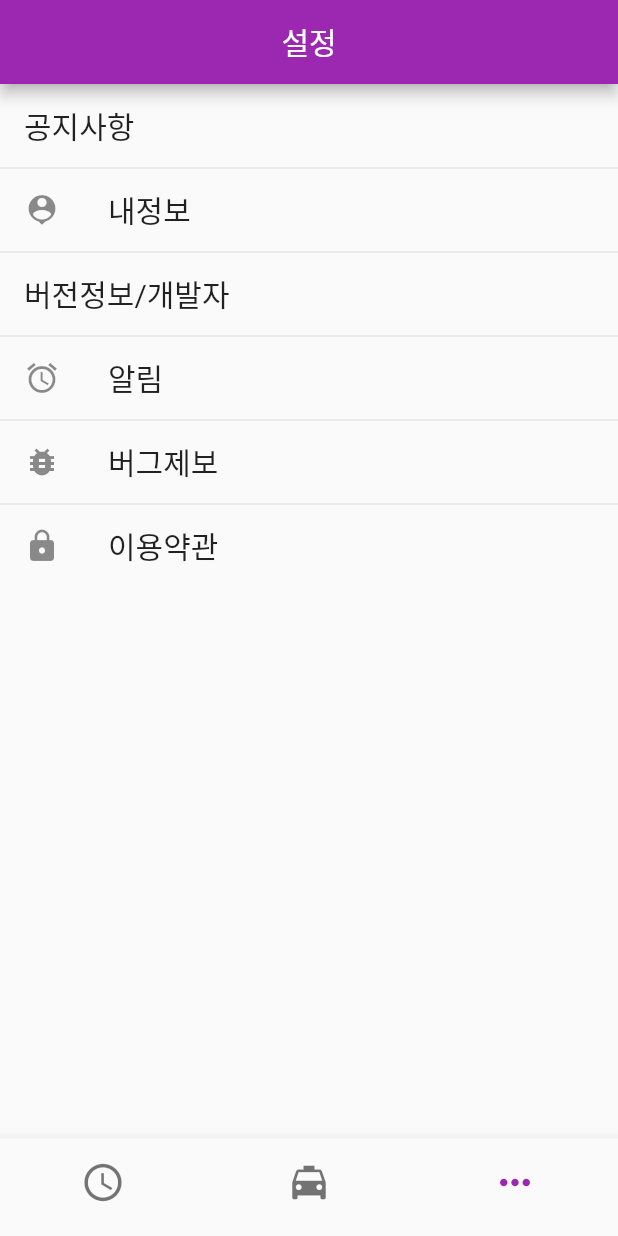
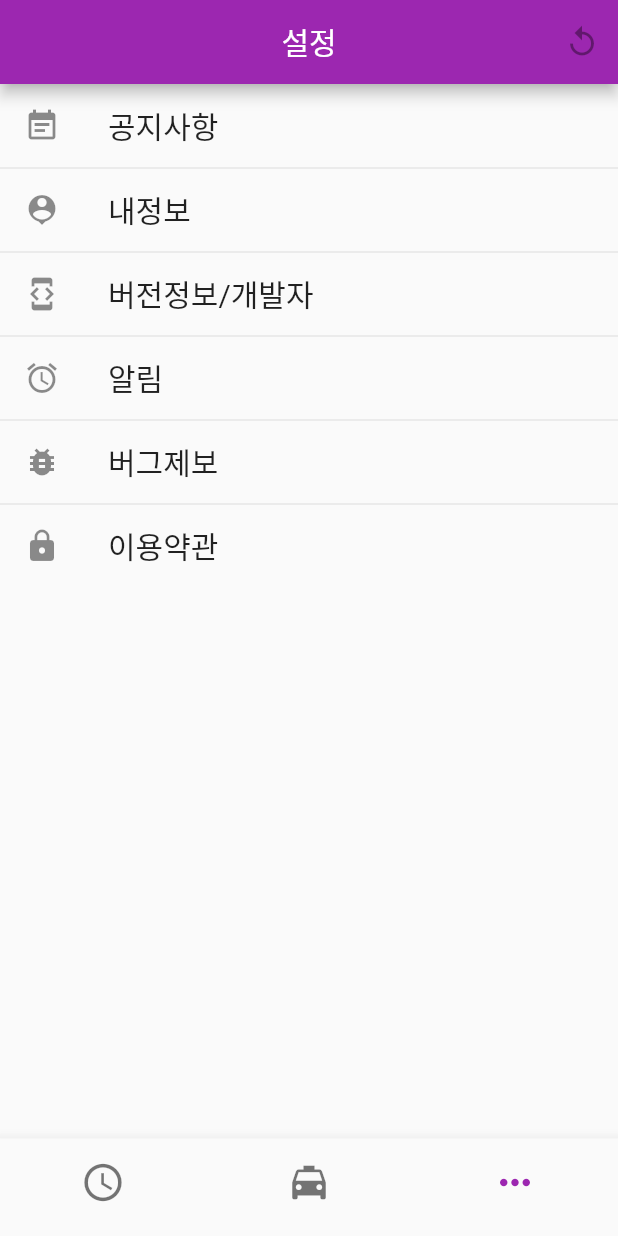
Before and after one commit to JangJuMan/iTaxi3.0, a Flutter app: the MainScreen screen opened by its route, item 3 of the bottom bar chosen, on a phone screen of 412 x 824 dp. Run offline on Flutter 3.47's test engine with Material 2 defaults, Android fonts, the phone set to English and light mode, and no system bars; our stand-ins replace fluttertoast.

Commit message:
설정: 안드로이드 버전 뒤로가기 수정(새로운 탭에서 띄우는 방법으로 변경), setting.dart 코드정리

```diff
--- a/lib/mainScreen.dart
+++ b/lib/mainScreen.dart
@@ -160,7 +160,7 @@ class _MainScreenState extends State<MainScreen> {
 
           TimeLine(),
           TaxiCarList(onNext: _next,),
-          Settings(),
+          Settings(onNext: _next,),
         ].elementAt(index);
       },
     };
--- a/lib/settings/setting.dart
+++ b/lib/settings/setting.dart
@@ -26,11 +26,19 @@ import 'logout.dart';
 // }
 
 class Settings extends StatefulWidget {
+  final Function onNext;
+
+  const Settings({Key key, this.onNext}) : super(key: key);
+
   @override
-  _SettingsState createState() => _SettingsState();
+  _SettingsState createState() => _SettingsState(onNext);
 }
 
 class _SettingsState extends State<Settings> {
+  final Function onNext;
+
+  _SettingsState(this.onNext);
+
   @override
   Widget build(BuildContext context) {
     return Scaffold(
@@ -38,101 +46,134 @@ class _SettingsState extends State<Settings> {
         centerTitle: true,
         title: Text('설정',),
         actions: [
+          // TODO: 아이콘이 로드가 안되서 그냥 보이는거 아무거나 넣었습니다.
           // IconButton(
           //   icon: Icon(Icons.logout),
           // )
+          IconButton(
+            icon: Icon(Icons.replay),
+          )
         ],
       ),
-      body: BodyLayout(),
+      body: _myListView(),
+    );
+  }
+
+  Widget _myListView(){
+    return ListView(
+      children: ListTile.divideTiles(
+        context: context,
+        tiles: [
+          // 아이콘 내맘대로 한거임 바꿔도 됨!
+          _comp_listTile(Icons.event_note, '공지사항', UpdateInfo()),
+          _comp_listTile(Icons.person_pin, '내정보', MyInfo()),
+          _comp_listTile(Icons.developer_mode, '버전정보/개발자', Version()),
+          _comp_listTile(Icons.access_alarm, '알림', Alarm()),
+          _comp_listTile(Icons.bug_report, '버그제보', Bug()),
+          _comp_listTile(Icons.lock, '이용약관', TermsOfService()),
+        ],
+      ).toList(),
+    );
+  }
+
+  // ignore: non_constant_identifier_names
+  ListTile _comp_listTile(icon, text, next){
+    return ListTile(
+        leading: Icon(icon),
+        title: Text(text, style: TextStyle(fontSize: 20)),
+        onTap: () {
+          // 하단 네비게이터 없게 하기
+          onNext(next);
+        }
     );
   }
 }
 
 
 
-class BodyLayout extends StatelessWidget {
-  @override
-  Widget build(BuildContext context) {
-    return _myListView(context);
-  }
-}
-
-Widget _myListView(BuildContext context) {
-  return ListView(
-    children: ListTile.divideTiles(
-      context: context,
-      tiles: [
-        ListTile(
-          // leading: Icon(Icons.notes_rounded),
-          title: Text('공지사항',
-              style: TextStyle(fontSize: 20)),
-          onTap: () {
-            // Navigator.push(context, MaterialPageRoute(builder: (context) => ChatScreen()));
-            // Navigator.pushNamed(context, 'UpdateInfo');
-
-            Navigator.push(
-              context,
-              MaterialPageRoute(builder: (context) => UpdateInfo()),
-            );
-          },
-        ),
-        ListTile(
-          leading: Icon(Icons.person_pin),
-          title: Text('내정보',
-              style: TextStyle(fontSize: 20)),
-          onTap: () {
-            Navigator.push(
-              context,
-              MaterialPageRoute(builder: (context) => MyInfo()),
-            );
-          },
-        ),
-        ListTile(
-          // leading: Icon(Icons.privacy_tip_rounded),
-          title: Text('버전정보/개발자',
-              style: TextStyle(fontSize: 20)),
-          onTap: () {
-            Navigator.push(
-              context,
-              MaterialPageRoute(builder: (context) => Version()),
-            );
-          },
-        ),
-        ListTile(
-            leading: Icon(Icons.access_alarm),
-            title: Text('알림',
-                style: TextStyle(fontSize: 20)),
-            onTap: () {
-              Navigator.push(
-                  context,
-                  MaterialPageRoute(builder: (context) => Alarm())
-              );
-            }
-        ),
-        ListTile(
-            leading: Icon(Icons.bug_report),
-            // leading: Icon(Icons.bug_report_outlined),
-            title: Text('버그제보',
-                style: TextStyle(fontSize: 20)),
-            onTap: () {
-              Navigator.push(
-                  context,
-                  MaterialPageRoute(builder: (context) => Bug())
-              );
-            }
-        ),
-        ListTile(
-            leading: Icon(Icons.lock),
-            title: Text('이용약관',
-                style: TextStyle(fontSize: 20)),
-            onTap: () {
-              Navigator.push(
-                  context,
-                  MaterialPageRoute(builder: (context) => TermsOfService())
-              );
-            }
-        ),
-      ],
-    ).toList(),
-  );
-}
+// class BodyLayout extends StatelessWidget {
+//   @override
+//   Widget build(BuildContext context) {
+//     return _myListView(context);
+//   }
+// }
+//
+// Widget _myListView(BuildContext context) {
+//   return ListView(
+//     children: ListTile.divideTiles(
+//       context: context,
+//       tiles: [
+//         ListTile(
+//           // leading: Icon(Icons.notes_rounded),
+//           title: Text('공지사항',
+//               style: TextStyle(fontSize: 20)),
+//           onTap: () {
+//             // Navigator.push(context, MaterialPageRoute(builder: (context) => ChatScreen()));
+//             // Navigator.pushNamed(context, 'UpdateInfo');
+//
+//             Navigator.push(
+//               context,
+//               MaterialPageRoute(builder: (context) => UpdateInfo()),
+//             );
+//           },
+//         ),
+//         ListTile(
+//           leading: Icon(Icons.person_pin),
+//           title: Text('내정보',
+//               style: TextStyle(fontSize: 20)),
+//           onTap: () {
+//             Navigator.push(
+//               context,
+//               MaterialPageRoute(builder: (context) => MyInfo()),
+//             );
+//           },
+//         ),
+//         ListTile(
+//           // leading: Icon(Icons.privacy_tip_rounded),
+//           title: Text('버전정보/개발자',
+//               style: TextStyle(fontSize: 20)),
+//           onTap: () {
+//             Navigator.push(
+//               context,
+//               MaterialPageRoute(builder: (context) => Version()),
+//             );
+//           },
+//         ),
+//         ListTile(
+//             leading: Icon(Icons.access_alarm),
+//             title: Text('알림',
+//                 style: TextStyle(fontSize: 20)),
+//             onTap: () {
+//               Navigator.push(
+//                   context,
+//                   MaterialPageRoute(builder: (context) => Alarm())
+//               );
+//             }
+//         ),
+//         ListTile(
+//             leading: Icon(Icons.bug_report),
+//             // leading: Icon(Icons.bug_report_outlined),
+//             title: Text('버그제보',
+//                 style: TextStyle(fontSize: 20)),
+//             onTap: () {
+//               Navigator.push(
+//                   context,
+//                   MaterialPageRoute(builder: (context) => Bug())
+//               );
+//             }
+//         ),
+//         ListTile(
+//             leading: Icon(Icons.lock),
+//             title: Text('이용약관',
+//                 style: TextStyle(fontSize: 20)),
+//             onTap: () {
+//               Navigator.push(
+//                   context,
+//                   MaterialPageRoute(builder: (context) => TermsOfService())
+//               );
+//             }
+//         ),
+//       ],
+//     ).toList(),
+//   );
+// }
```
